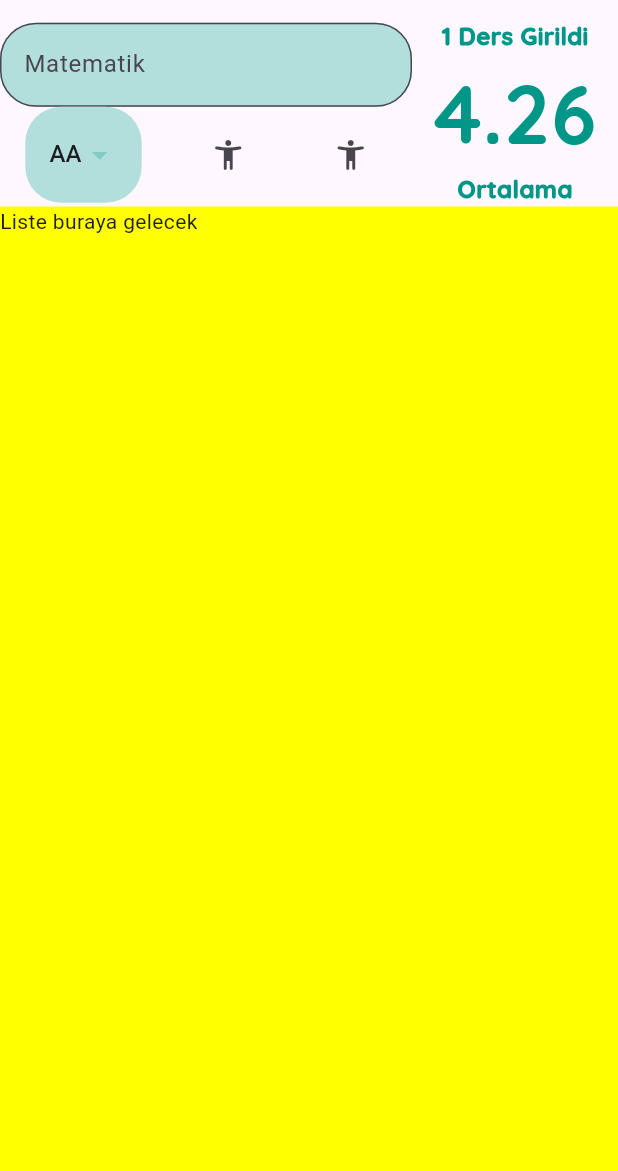
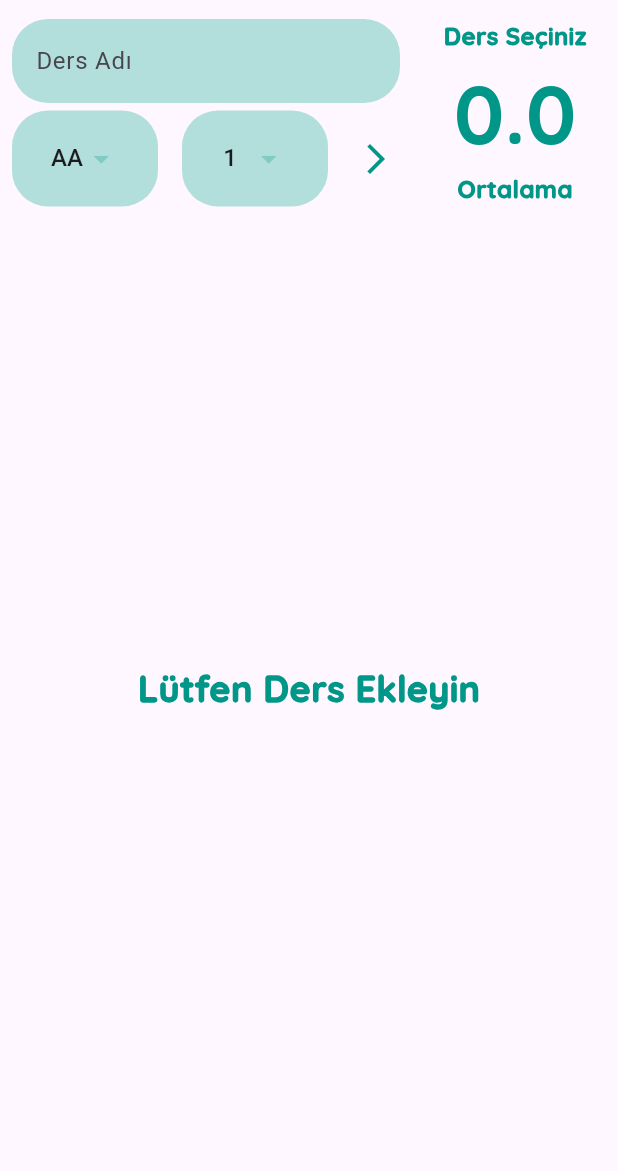
Before and after one commit to emrecan-nt/grade-calculator, a Flutter app: the screen it shows after launch, on a phone screen of 412 x 824 dp, the part 65-1236 px from its top. Run offline on Flutter 3.47's test engine with Material 3 defaults, Android fonts, the phone set to English and light mode, and no system bars; our stand-ins replace google_fonts.

Commit message:
proje tamamlandı

```diff
--- a/lib/data.dart
+++ b/lib/data.dart
@@ -1,6 +1,23 @@
 import 'package:flutter/material.dart';
+import 'package:ortalama_hesaplayici/model.dart';
 
 class data {
+  static List<Ders> eklenecekDers = [];
+  static dersEkle(Ders ders) {
+    eklenecekDers.add(ders);
+  }
+
+  static ortalamaHesapla() {
+    double toplamNot = 0;
+    double toplamKredi = 0;
+
+    eklenecekDers.forEach((element) {
+      toplamNot = toplamNot + (element.krediDegeri * element.harfDegeri);
+      toplamKredi += element.krediDegeri;
+    });
+    return toplamNot / toplamKredi;
+  }
+
   static List<String> _harfNotlari() {
     return ['AA', 'BA', 'BB', 'CB', 'DC', 'DD', 'FD', 'FF'];
   }
@@ -38,4 +55,17 @@ class data {
         )
         .toList();
   }
+
+  static List<int> _krediler() {
+    return List.generate(10, (index) => index + 1).toList();
+  }
+
+  static List<DropdownMenuItem<double>> tumkrediler() {
+    return _krediler()
+        .map(
+          (e) =>
+              DropdownMenuItem(value: e.toDouble(), child: Text(e.toString())),
+        )
+        .toList();
+  }
 }
--- /dev/null
+++ b/lib/dersler.dart
@@ -0,0 +1,54 @@
+import 'package:flutter/material.dart';
+import 'package:ortalama_hesaplayici/data.dart';
+import 'package:ortalama_hesaplayici/model.dart';
+import 'package:ortalama_hesaplayici/sabitler.dart';
+
+class DersListesi extends StatefulWidget {
+  final Function onElamanCikar;
+
+  const DersListesi({super.key, required this.onElamanCikar});
+
+  @override
+  State<DersListesi> createState() => _DersListesiState();
+}
+
+class _DersListesiState extends State<DersListesi> {
+  @override
+  Widget build(BuildContext context) {
+    List<Ders> tumdersler = data.eklenecekDers;
+    return tumdersler.length > 0
+        ? ListView.builder(
+            itemCount: tumdersler.length,
+            itemBuilder: (context, index) {
+              return Dismissible(
+                key: UniqueKey(),
+                direction: DismissDirection.startToEnd,
+                onDismissed: (a) {
+                  widget.onElamanCikar(index);
+                },
+                child: Padding(
+                  padding: const EdgeInsets.all(2.0),
+                  child: Card(
+                    child: ListTile(
+                      title: Text(tumdersler[index].ad),
+                      leading: CircleAvatar(
+                        backgroundColor: Sabitler.anaRenk,
+                        child: Text((tumdersler[index].harfDegeri *
+                                tumdersler[index].krediDegeri)
+                            .toStringAsFixed(0)),
+                      ),
+                      subtitle: Text(
+                          '${tumdersler[index].krediDegeri} Kredi,Not Değeri${tumdersler[index].harfDegeri}'),
+                    ),
+                  ),
+                ),
+              );
+            },
+          )
+        : Container(
+            child: Center(
+                child:
+                    Text('Lütfen Ders Ekleyin', style: Sabitler.baslikstyle)),
+          );
+  }
+}
--- /dev/null
+++ b/lib/harf_dropdown.dart
@@ -0,0 +1,40 @@
+import 'package:flutter/material.dart';
+import 'package:ortalama_hesaplayici/data.dart';
+import 'package:ortalama_hesaplayici/sabitler.dart';
+
+class HarfDropdown extends StatefulWidget {
+   final Function onHarfSecildi;
+  const HarfDropdown({required this.onHarfSecildi,Key? key}):super(key: key);
+
+
+  @override
+  State<HarfDropdown> createState() => _HarfDropdownState();
+}
+
+class _HarfDropdownState extends State<HarfDropdown> {
+  double secilenDeger = 4;
+  @override
+  Widget build(BuildContext context) {
+    return Container(
+      alignment: Alignment.center,
+      padding: Sabitler.DropdownPadding,
+      decoration: BoxDecoration(
+        color: Sabitler.anaRenk.shade100,
+        borderRadius: Sabitler.borderRadius,
+      ),
+      child: DropdownButton<double>(
+        elevation: 16,
+        iconEnabledColor: Sabitler.anaRenk.shade200,
+        value: secilenDeger,
+        onChanged: (deger) {
+          setState(() {
+            secilenDeger = deger!;
+           widget.onHarfSecildi(deger);
+          });
+        },
+        underline: Container(),
+        items: data.harfNotlari(),
+      ),
+    );
+  }
+  }
--- a/lib/homepage.dart
+++ b/lib/homepage.dart
@@ -1,5 +1,9 @@
 import 'package:flutter/material.dart';
 import 'package:ortalama_hesaplayici/data.dart';
+import 'package:ortalama_hesaplayici/dersler.dart';
+import 'package:ortalama_hesaplayici/harf_dropdown.dart';
+import 'package:ortalama_hesaplayici/kredi_dropdown.dart';
+import 'package:ortalama_hesaplayici/model.dart';
 import 'package:ortalama_hesaplayici/ortalama.dart';
 import 'package:ortalama_hesaplayici/sabitler.dart';
 
@@ -10,11 +14,14 @@ class HomePage extends StatefulWidget {
 }
 
 class _HomePageState extends State<HomePage> {
-  GlobalKey formKey = GlobalKey<FormState>();
+  GlobalKey<FormState> formKey = GlobalKey<FormState>();
   double secilenDeger = 4;
+  double secilenKrediDeger = 1;
+  String girilenDers = '';
   @override
   Widget build(BuildContext Context) {
     return Scaffold(
+      resizeToAvoidBottomInset: false,
       appBar: AppBar(
         title: Center(
           child: Text(Sabitler.baslik, style: Sabitler.baslikstyle),
@@ -31,14 +38,19 @@ class _HomePageState extends State<HomePage> {
             children: [
               Expanded(flex: 2, child: _buildForm()),
               Expanded(
-                child: OrtalamaGoster(dersSayisi: 1, ortalama: 4.2563),
+                child: OrtalamaGoster(
+                    dersSayisi: data.eklenecekDers.length,
+                    ortalama: data.ortalamaHesapla()),
               ),
             ],
           ),
           Expanded(
-            child: Container(
-              child: Text('Liste buraya gelecek'),
-              color: Colors.yellowAccent,
+            child: DersListesi(
+              onElamanCikar: (index) {
+                print('index: $index');
+                data.eklenecekDers.removeAt(index);
+                setState(() {});
+              },
             ),
           ),
         ],
@@ -51,17 +63,41 @@ class _HomePageState extends State<HomePage> {
       key: formKey,
       child: Column(
         children: [
-          _buildTextformfiled(),
+          Padding(
+            padding: Sabitler.YatayPadding8,
+            child: _buildTextformfiled(),
+          ),
+          Padding(padding: Sabitler.YatayPadding8),
+          SizedBox(height: 5),
           Row(
-            mainAxisAlignment: MainAxisAlignment.spaceAround,
+            mainAxisAlignment: MainAxisAlignment.spaceBetween,
             children: [
-              _buildHarfler(),
+              SizedBox(
+                height: 5,
+              ),
+              Expanded(
+                child: Padding(
+                  padding: Sabitler.YatayPadding8,
+                  child: HarfDropdown(
+                    onHarfSecildi: (harf) {
+                      secilenDeger=harf;
+                    },
+                  ),
+                ),
+              ),
+              Expanded(
+                child: Padding(
+                  padding: Sabitler.YatayPadding8,
+                  child: KrediDropdown(onKrediSecildi: (kredi){
+                    secilenKrediDeger=kredi;
+                  }),
+                ),
+              ),
               IconButton(
-                  onPressed: () {},
-                  icon: Icon(Icons.accessibility_new_rounded)),
-              IconButton(
-                  onPressed: () {},
-                  icon: Icon(Icons.accessibility_new_rounded)),
+                onPressed: _dersEkleVeOrtalamaHesapla,
+                icon: Icon(Icons.arrow_forward_ios_sharp),
+                color: Sabitler.anaRenk,
+              ),
             ],
           ),
         ],
@@ -71,10 +107,23 @@ class _HomePageState extends State<HomePage> {
 
   _buildTextformfiled() {
     return TextFormField(
+      onSaved: (deger) {
+        setState(() {
+          girilenDers = deger!;
+        });
+      },
+      validator: (s) {
+        if (s!.length <= 0) {
+          return 'Ders Adını Giriniz';
+        } else {
+          return null;
+        }
+      },
       decoration: InputDecoration(
-        labelText: 'Matematik',
+        labelText: 'Ders Adı',
         border: OutlineInputBorder(
           borderRadius: Sabitler.borderRadius,
+          borderSide: BorderSide.none,
         ),
         filled: true,
         fillColor: Sabitler.anaRenk.shade100,
@@ -82,26 +131,17 @@ class _HomePageState extends State<HomePage> {
     );
   }
 
-  _buildHarfler() {
-    return Container(
-      padding: Sabitler.DropdownPadding,
-      decoration: BoxDecoration(
-        color: Sabitler.anaRenk.shade100,
-        borderRadius: Sabitler.borderRadius,
-      ),
-      child: DropdownButton<double>(
-        elevation: 16,
-        iconEnabledColor: Sabitler.anaRenk.shade200,
-        value: secilenDeger,
-        onChanged: (deger) {
-          setState(() {
-            secilenDeger = deger!;
-            print(deger);
-          });
-        },
-        underline: Container(),
-        items: data.harfNotlari(),
-      ),
-    );
+
+
+  void _dersEkleVeOrtalamaHesapla() {
+    if (formKey.currentState!.validate()) {
+      formKey.currentState!.save();
+      var eklenecekDers = Ders(
+          ad: girilenDers,
+          harfDegeri: secilenDeger,
+          krediDegeri: secilenKrediDeger);
+      data.dersEkle(eklenecekDers);
+      setState(() {});
+    }
   }
 }
--- /dev/null
+++ b/lib/kredi_dropdown.dart
@@ -0,0 +1,41 @@
+import 'package:flutter/material.dart';
+import 'package:ortalama_hesaplayici/data.dart';
+import 'package:ortalama_hesaplayici/sabitler.dart';
+
+class KrediDropdown extends StatefulWidget {
+  final Function onKrediSecildi;
+  const KrediDropdown({required this.onKrediSecildi, Key? key})
+      : super(key: key);
+
+  @override
+  State<KrediDropdown> createState() => _KrediDropdownState();
+}
+
+class _KrediDropdownState extends State<KrediDropdown> {
+  double secilenKrediDeger = 1;
+  @override
+  Widget build(BuildContext context) {
+    return Container(
+      alignment: Alignment.center,
+      padding: Sabitler.DropdownPadding,
+      decoration: BoxDecoration(
+        color: Sabitler.anaRenk.shade100,
+        borderRadius: Sabitler.borderRadius,
+      ),
+      child: DropdownButton<double>(
+        elevation: 16,
+        iconEnabledColor: Sabitler.anaRenk.shade200,
+        value: secilenKrediDeger,
+        onChanged: (deger) {
+          setState(() {
+            secilenKrediDeger = deger!;
+            widget.onKrediSecildi(deger);
+            print(deger);
+          });
+        },
+        underline: Container(),
+        items: data.tumkrediler(),
+      ),
+    );
+  }
+}
--- /dev/null
+++ b/lib/model.dart
@@ -0,0 +1,14 @@
+import 'package:flutter/material.dart';
+
+class Ders {
+  final String ad;
+  final double harfDegeri;
+  final double krediDegeri;
+
+  Ders({required this.ad, required this.harfDegeri, required this.krediDegeri});
+
+  @override
+  String toString() {
+    return '$ad $harfDegeri $krediDegeri';
+  }
+}
--- a/lib/sabitler.dart
+++ b/lib/sabitler.dart
@@ -22,4 +22,5 @@ class Sabitler {
   );
   static final DropdownPadding =
       EdgeInsets.symmetric(horizontal: 16, vertical: 8);
+  static final YatayPadding8 = EdgeInsets.symmetric(horizontal: 8);
 }
```
Also changed, not shown: 4 other files.
